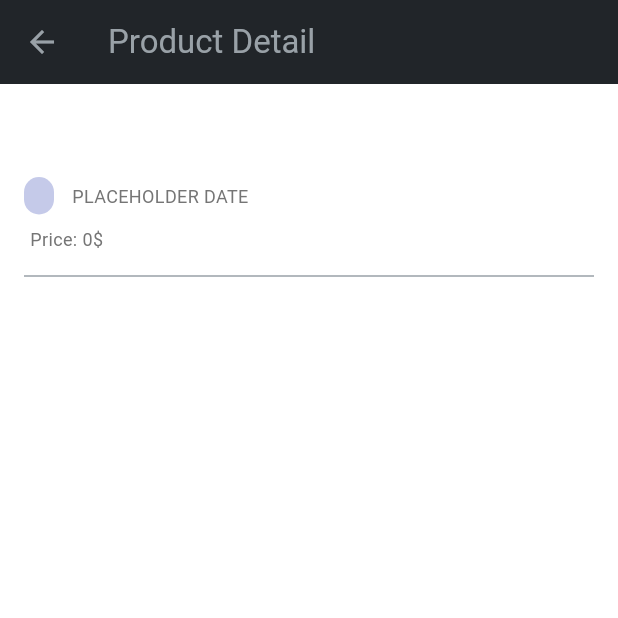
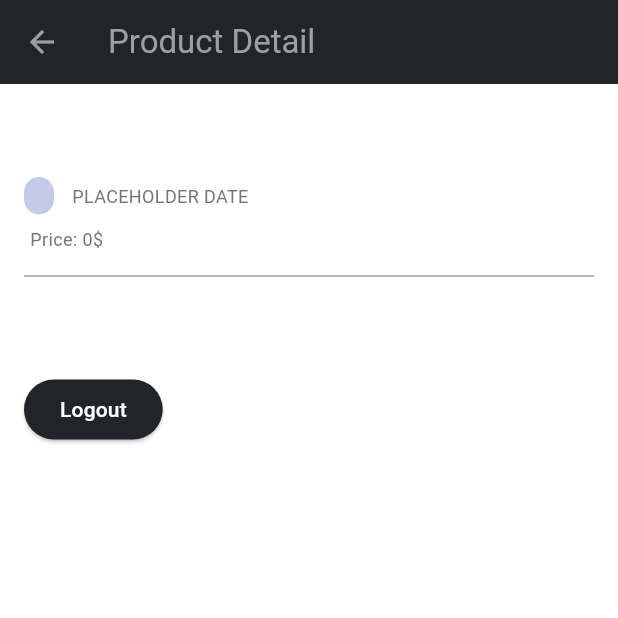
Before and after one commit to evan052006/apex-football-mobile, a Flutter app: the ProductDetailPage screen opened directly with empty values, on a phone screen of 412 x 824 dp, the top half of it. Run offline on Flutter 3.47's test engine with Material 3 defaults, Android fonts, the light colour scheme and no system bars; missing offline and left inert: pbp_django_auth.

Commit message:
Finished Tugas 9

```diff
--- a/lib/screens/product_detail.dart
+++ b/lib/screens/product_detail.dart
@@ -141,6 +141,12 @@ class ProductDetailPage extends StatelessWidget {
                     textAlign: TextAlign.justify,
                   ),
                   const SizedBox(height: 24),
+
+                  ElevatedButton(
+                    onPressed: () {
+                      Navigator.pop(context);
+                    },
+                  child: Text("Logout", style: TextStyle(color: Colors.white),))
                 ],
               ),
             ),
```
Also changed, not shown: 1 other file.
